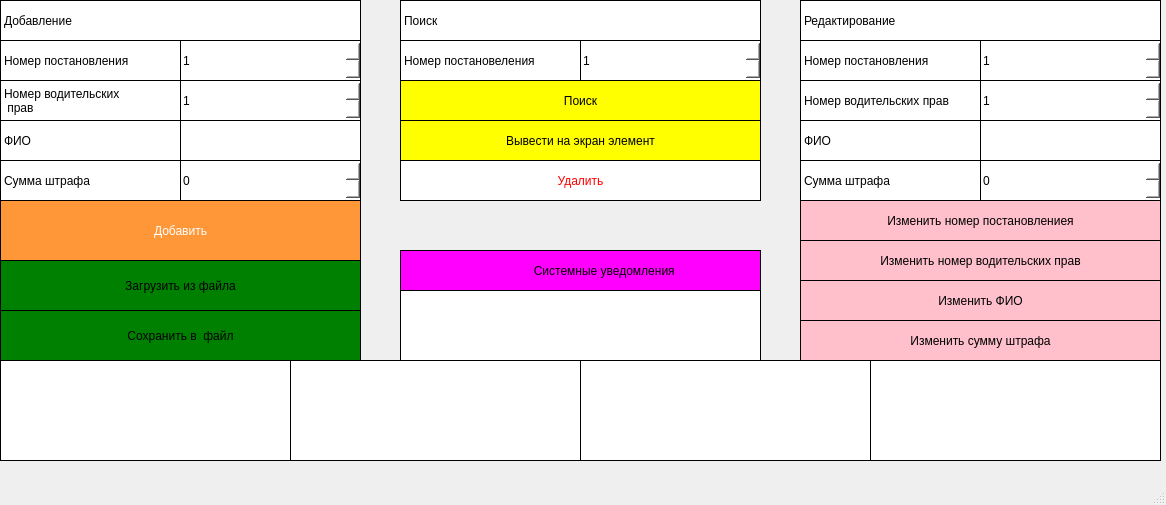
Before: the Qt Designer form mainwindow.ui in Dikobrazzzec/MPKursovaya, drawn with Qt 5.
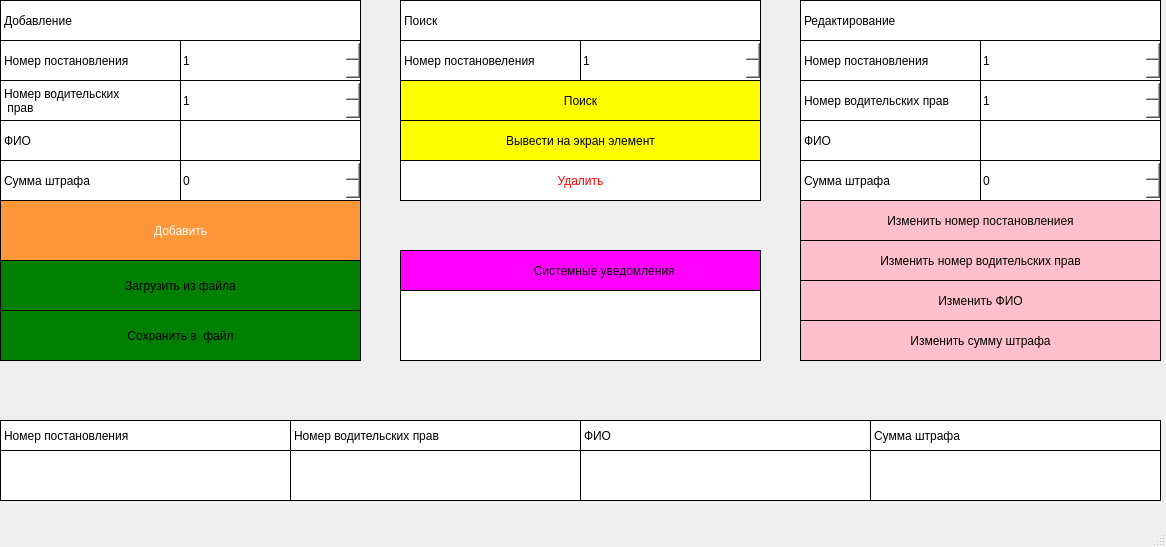
After: the same form once the commit is applied.

Diff of the .ui file:
```diff
--- a/mainwindow.ui
+++ b/mainwindow.ui
@@ -7,7 +7,7 @@
     <x>0</x>
     <y>0</y>
     <width>1166</width>
-    <height>505</height>
+    <height>547</height>
    </rect>
   </property>
   <property name="windowTitle">
@@ -123,9 +123,9 @@
     <property name="geometry">
      <rect>
       <x>290</x>
-      <y>360</y>
+      <y>450</y>
       <width>291</width>
-      <height>101</height>
+      <height>51</height>
      </rect>
     </property>
     <property name="styleSheet">
@@ -186,9 +186,9 @@
     <property name="geometry">
      <rect>
       <x>0</x>
-      <y>360</y>
+      <y>450</y>
       <width>291</width>
-      <height>101</height>
+      <height>51</height>
      </rect>
     </property>
     <property name="styleSheet">
@@ -255,9 +255,9 @@
     <property name="geometry">
      <rect>
       <x>870</x>
-      <y>360</y>
+      <y>450</y>
       <width>291</width>
-      <height>101</height>
+      <height>51</height>
      </rect>
     </property>
     <property name="styleSheet">
@@ -703,9 +703,9 @@
     <property name="geometry">
      <rect>
       <x>580</x>
-      <y>360</y>
+      <y>450</y>
       <width>291</width>
-      <height>101</height>
+      <height>51</height>
      </rect>
     </property>
     <property name="styleSheet">
@@ -831,6 +831,87 @@
      <number>100000</number>
     </property>
    </widget>
+   <widget class="QLabel" name="label_19">
+    <property name="geometry">
+     <rect>
+      <x>0</x>
+      <y>420</y>
+      <width>291</width>
+      <height>31</height>
+     </rect>
+    </property>
+    <property name="styleSheet">
+     <string notr="true">QLabel {
+background-color: white;
+color:black;
+border: 1px solid black
+}
+</string>
+    </property>
+    <property name="text">
+     <string>Номер постановления</string>
+    </property>
+   </widget>
+   <widget class="QLabel" name="label_20">
+    <property name="geometry">
+     <rect>
+      <x>290</x>
+      <y>420</y>
+      <width>291</width>
+      <height>31</height>
+     </rect>
+    </property>
+    <property name="styleSheet">
+     <string notr="true">QLabel {
+background-color:white;
+color: black;
+border: 1px solid black;
+}</string>
+    </property>
+    <property name="text">
+     <string>Номер водительских прав</string>
+    </property>
+   </widget>
+   <widget class="QLabel" name="label_21">
+    <property name="geometry">
+     <rect>
+      <x>580</x>
+      <y>420</y>
+      <width>291</width>
+      <height>31</height>
+     </rect>
+    </property>
+    <property name="styleSheet">
+     <string notr="true">QLabel{
+background-color:white;
+color:black;
+border:1px solid black;
+}</string>
+    </property>
+    <property name="text">
+     <string>ФИО</string>
+    </property>
+   </widget>
+   <widget class="QLabel" name="label_22">
+    <property name="geometry">
+     <rect>
+      <x>870</x>
+      <y>420</y>
+      <width>291</width>
+      <height>31</height>
+     </rect>
+    </property>
+    <property name="styleSheet">
+     <string notr="true">QLabel{
+background-color:white;
+color: black;
+border: 1px solid black;
+}</string>
+    </property>
+    <property name="text">
+     <string>Сумма штрафа</string>
+    </property>
+   </widget>
   </widget>
   <widget class="QMenuBar" name="menubar">
    <property name="geometry">
```
